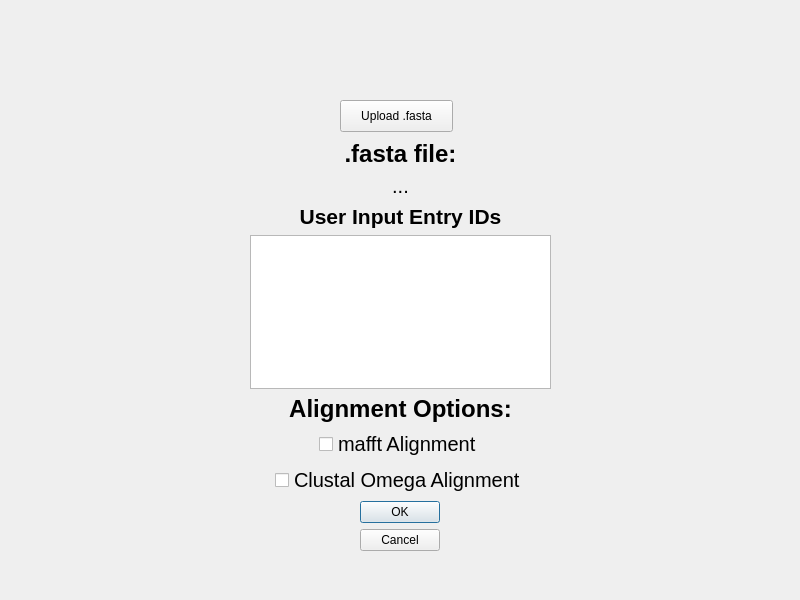
Before: the Qt Designer form GUI/fasta_window.ui in daltonjay/OLAgen, drawn with Qt 5.
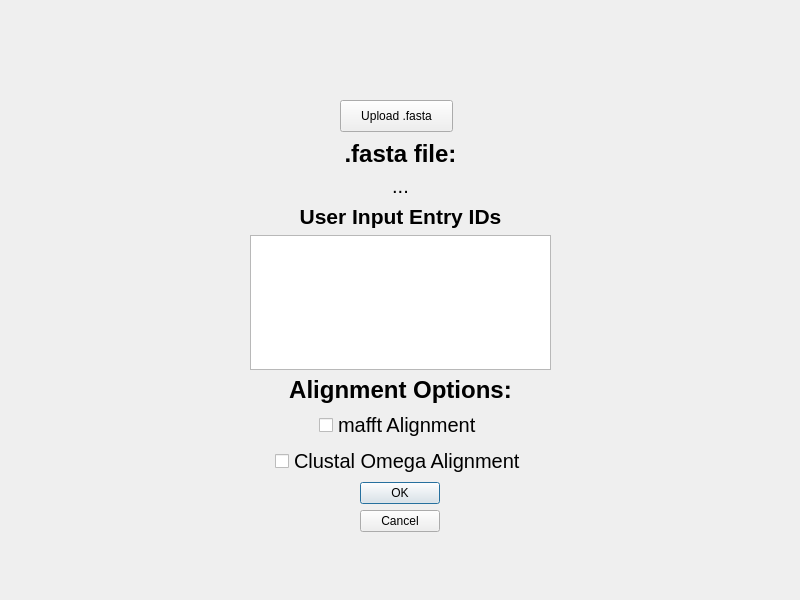
After: the same form once the commit is applied. Icons and pictures are not drawn.

Commit message: Updated for .fasta pathway completion #1

```diff
--- a/GUI/fasta_window.ui
+++ b/GUI/fasta_window.ui
@@ -56,7 +56,7 @@
      <x>250</x>
      <y>140</y>
      <width>301</width>
-     <height>411</height>
+     <height>421</height>
     </rect>
    </property>
    <layout class="QVBoxLayout" name="verticalLayout_3">
@@ -199,6 +199,28 @@
       </item>
      </layout>
     </item>
+    <item>
+     <widget class="QLabel" name="statusLabel">
+      <property name="font">
+       <font>
+        <family>.AppleSystemUIFont</family>
+        <pointsize>15</pointsize>
+        <weight>50</weight>
+        <italic>false</italic>
+        <bold>false</bold>
+       </font>
+      </property>
+      <property name="styleSheet">
+       <string notr="true">font: 15pt &quot;.AppleSystemUIFont&quot;;</string>
+      </property>
+      <property name="text">
+       <string/>
+      </property>
+      <property name="alignment">
+       <set>Qt::AlignCenter</set>
+      </property>
+     </widget>
+    </item>
    </layout>
   </widget>
  </widget>
```
The commit also changes 4 other files.
